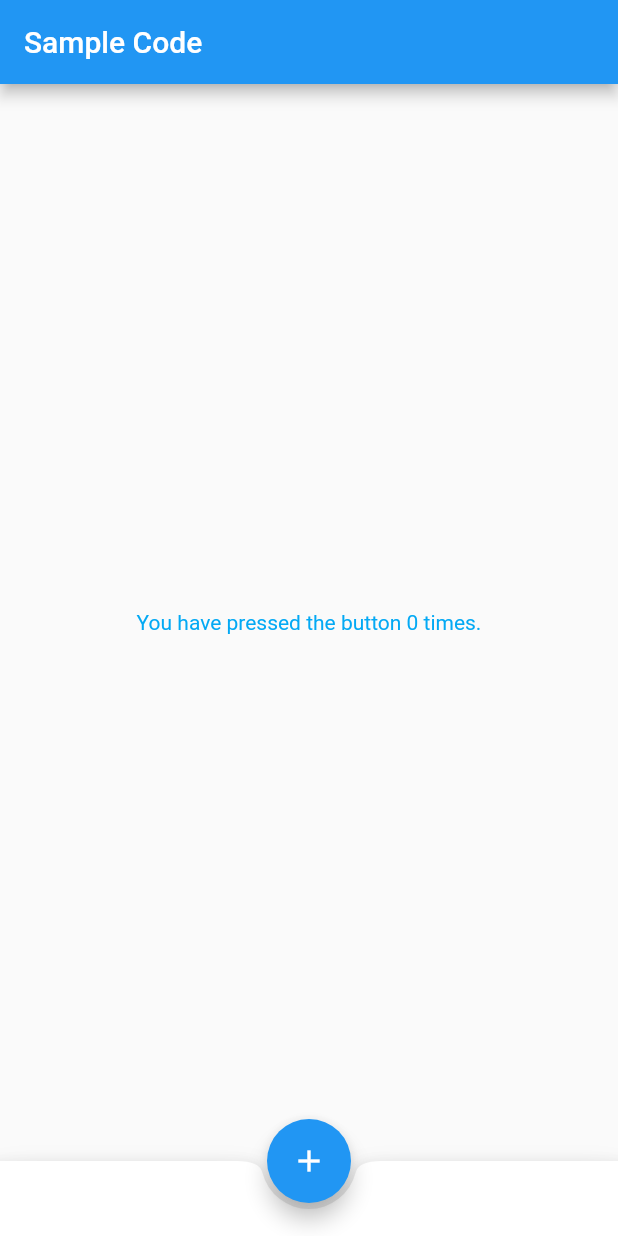
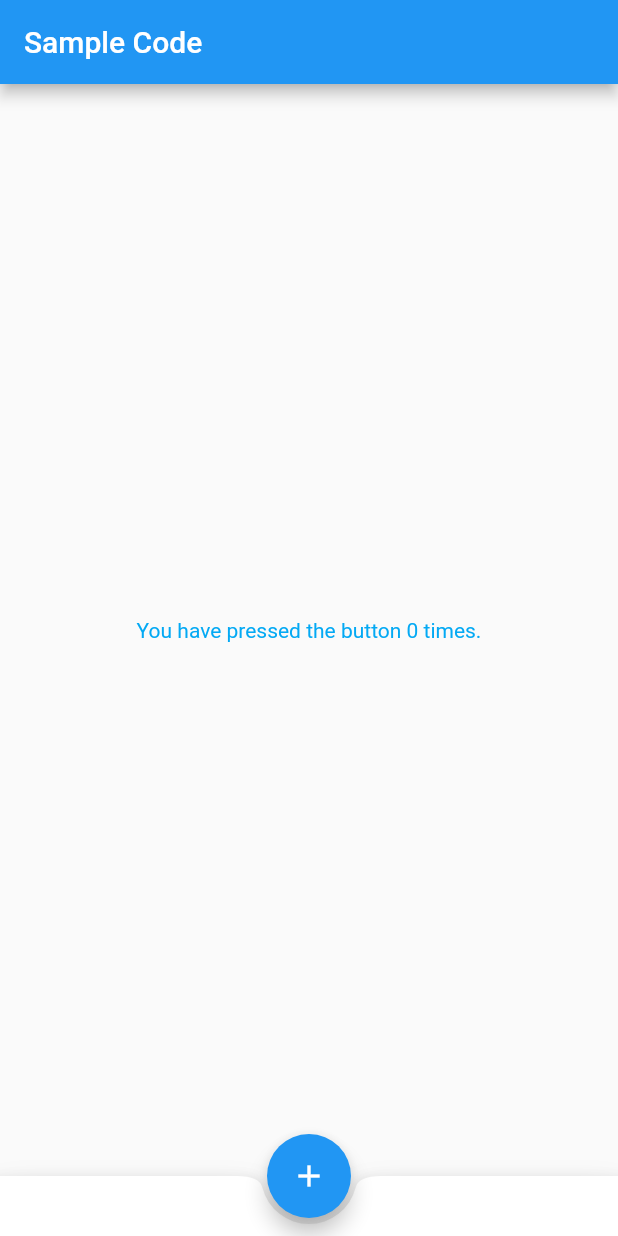
Before and after one commit to Mohitkoley/center_docked_flutter, a Flutter app: the screen it shows after launch, on a phone screen of 412 x 824 dp. Run offline on Flutter 3.47's test engine with Material 2 defaults, Android fonts, the phone set to English and light mode, and no system bars.

```diff
--- a/mysample/lib/main.dart
+++ b/mysample/lib/main.dart
@@ -11,6 +11,7 @@ class MyApp extends StatelessWidget {
   Widget build(BuildContext context) {
     return const MaterialApp(
       title: _title,
+      debugShowCheckedModeBanner: false,
       home: MyStatefulWidget(),
     );
   }
@@ -40,7 +41,7 @@ class _MyStatefulWidgetState extends State<MyStatefulWidget> {
       ),
       bottomNavigationBar: BottomAppBar(
         shape: const CircularNotchedRectangle(),
-        child: Container(height: 50.0),
+        child: Container(height: 40.0),
       ),
       floatingActionButton: FloatingActionButton(
         onPressed: () => setState(() {
```
